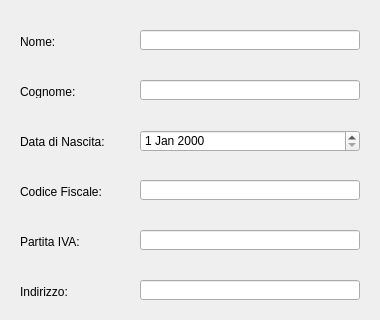
First picture: the form in src/main/gui/inserimento_cliente.ui, repository OT-Rax/AnconAmbiente, before the edit; both pictures show x 0 to 380 and y 0 to 320 of the 380 by 491 pixel window.
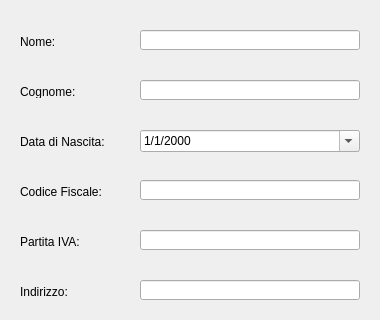
Second picture: the form after the edit. Icons and pictures are not drawn.

What changed in the file:
```diff
--- a/src/main/gui/inserimento_cliente.ui
+++ b/src/main/gui/inserimento_cliente.ui
@@ -377,6 +377,12 @@
       <height>22</height>
      </rect>
     </property>
+    <property name="displayFormat">
+     <string>M/d/yyyy</string>
+    </property>
+    <property name="calendarPopup">
+     <bool>true</bool>
+    </property>
    </widget>
    <widget class="QLabel" name="label_3">
     <property name="geometry">
```
